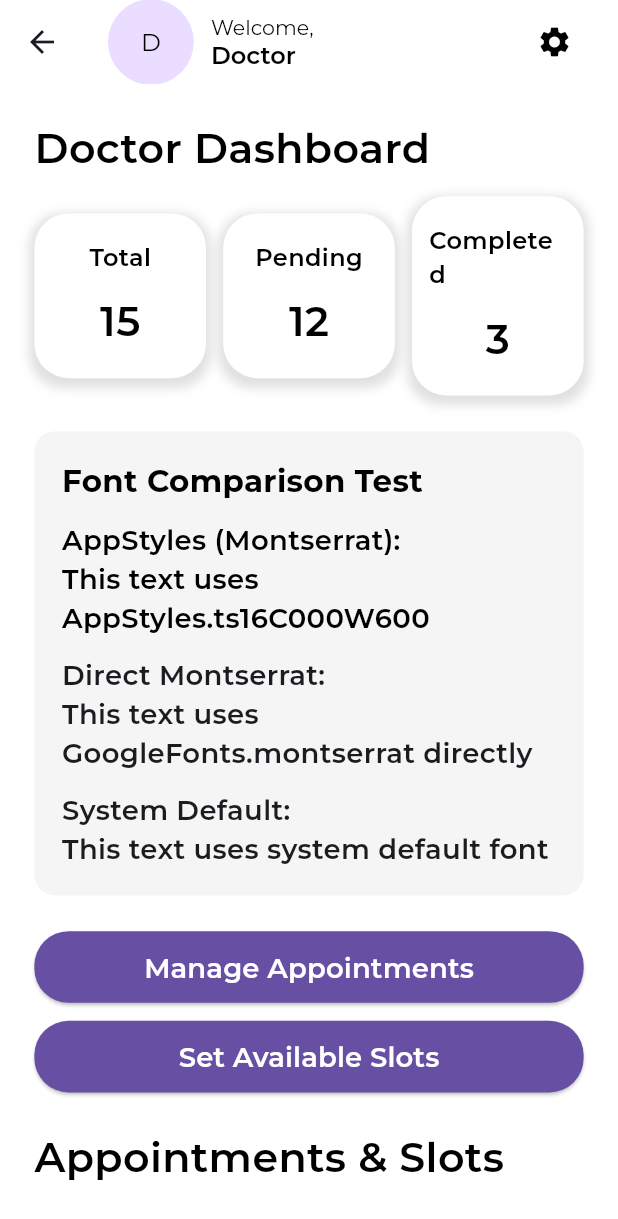
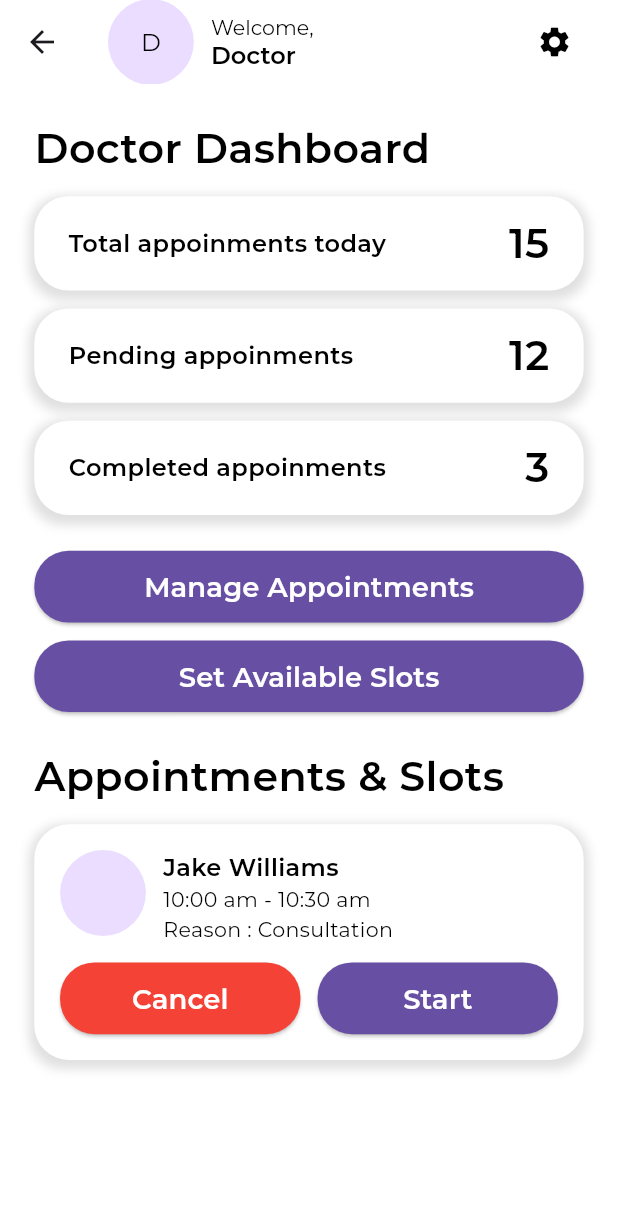
Before and after one commit to VigneshJagannadhan/slot_booking_app, a Flutter app: the DoctorHomeScreen screen opened by its route, on a phone screen of 412 x 824 dp. Shown: the top 1219 px of the screen. Run offline on Flutter 3.47's test engine with Material 3 defaults, Android fonts, the phone set to English and light mode, and no system bars; our stand-ins replace connectivity_plus, dio, equatable, flutter_bloc, flutter_dotenv, flutter_screenutil and 6 more; accounts and stored records are empty; project files that could hold a hidden picture were left out.

Commit message:
UI Fixes and Clenup

```diff
--- a/lib/features/auth/data/data_sources/auth_data_sources.dart
+++ b/lib/features/auth/data/data_sources/auth_data_sources.dart
@@ -10,6 +10,7 @@ abstract class AuthRemoteDataSource {
     String password,
     bool isDoctor,
     String? hospital,
+    String? designation,
   );
   Future<UserModel> getUser();
 }
@@ -34,6 +35,7 @@ class AuthRemoteDataSourceImpl implements AuthRemoteDataSource {
     String password,
     bool isDoctor,
     String? hospital,
+    String? designation,
   ) async {
     final response = await client.post(
       AppUrls.register,
@@ -42,7 +44,8 @@ class AuthRemoteDataSourceImpl implements AuthRemoteDataSource {
         'email': email,
         'password': password,
         'isDoctor': isDoctor,
-        'hospitalOrClinic': hospital,
+        if (hospital != null) 'hospitalOrClinic': hospital,
+        if (designation != null) 'designation': designation,
       },
     );
     return TokenModel.fromJson(response.data);
--- a/lib/features/auth/data/repositories/auth_repository.dart
+++ b/lib/features/auth/data/repositories/auth_repository.dart
@@ -10,7 +10,8 @@ abstract class AuthRepository {
     String email,
     String password,
     bool isDoctor,
-    String hospital,
+    String? hospital,
+    String? designation,
   );
 
   Future<Either<Failure, UserEntity>> getUser();
--- a/lib/features/auth/data/repositories/auth_repository_impl.dart
+++ b/lib/features/auth/data/repositories/auth_repository_impl.dart
@@ -36,7 +36,8 @@ class AuthRepositoryImpl implements AuthRepository {
     String email,
     String password,
     bool isDoctor,
-    String hospital,
+    String? hospital,
+    String? designation,
   ) async {
     if (!await networkInfo.isConnected) {
       return const Left(NetworkFailure('No internet'));
@@ -48,6 +49,7 @@ class AuthRepositoryImpl implements AuthRepository {
         password,
         isDoctor,
         hospital,
+        designation,
       );
       return Right(dto.toDomain());
     } on DioException catch (e) {
--- a/lib/features/auth/domain/usecases/register_usecase.dart
+++ b/lib/features/auth/domain/usecases/register_usecase.dart
@@ -12,6 +12,7 @@ class RegisterUseCase {
     String email,
     String password,
     bool isDoctor,
-    String hospital,
-  ) => repo.register(name, email, password, isDoctor, hospital);
+    String? hospital,
+    String? designation,
+  ) => repo.register(name, email, password, isDoctor, hospital, designation);
 }
--- a/lib/features/auth/presentation/bloc/auth_bloc.dart
+++ b/lib/features/auth/presentation/bloc/auth_bloc.dart
@@ -45,6 +45,7 @@ class AuthBloc extends Bloc<AuthEvent, AuthState> {
       e.password,
       e.isDoctor,
       e.hospital,
+      e.designation,
     );
     result.fold((f) => emit(AuthFailure(f)), (token) async {
       emit(AuthSuccess(token));
--- a/lib/features/auth/presentation/bloc/auth_event.dart
+++ b/lib/features/auth/presentation/bloc/auth_event.dart
@@ -22,16 +22,26 @@ class RegisterRequested extends AuthEvent {
   final String password;
   final bool isDoctor;
   final String hospital;
+  final String designation;
+
   const RegisterRequested({
     required this.name,
     required this.email,
     required this.password,
     required this.isDoctor,
     required this.hospital,
+    required this.designation,
   });
 
   @override
-  List<Object?> get props => [name, email, password, isDoctor, hospital];
+  List<Object?> get props => [
+    name,
+    email,
+    password,
+    isDoctor,
+    hospital,
+    designation,
+  ];
 }
 
 class LogoutRequested extends AuthEvent {
--- a/lib/features/auth/presentation/screens/register_screen.dart
+++ b/lib/features/auth/presentation/screens/register_screen.dart
@@ -204,6 +204,7 @@ class _RegisterScreenState extends State<RegisterScreen> {
               password: _passwordController.text,
               isDoctor: _isDoctor.value,
               hospital: _hospitalController.text,
+              designation: _designationController.text,
             ),
       );
     }
--- a/lib/features/home/domain/entities/doctor_entity.dart
+++ b/lib/features/home/domain/entities/doctor_entity.dart
@@ -1,16 +1,20 @@
 class Doctor {
-  final String id;
-  final String name;
-  final String hospitalOrClinic;
-  final DateTime createdAt;
-  final DateTime updatedAt;
+  final String? id;
+  final String? name;
+  final String? hospitalOrClinic;
+  final num? rating;
+  final String? designation;
+  final DateTime? createdAt;
+  final DateTime? updatedAt;
 
   const Doctor({
-    required this.id,
-    required this.name,
-    required this.hospitalOrClinic,
-    required this.createdAt,
-    required this.updatedAt,
+    this.id,
+    this.name,
+    this.hospitalOrClinic,
+    this.rating,
+    this.designation,
+    this.createdAt,
+    this.updatedAt,
   });
 
   @override
--- a/lib/features/home/presentation/screens/doctor_home_screen.dart
+++ b/lib/features/home/presentation/screens/doctor_home_screen.dart
@@ -1,7 +1,6 @@
 import 'package:flutter/material.dart';
 import 'package:flutter_bloc/flutter_bloc.dart';
 import 'package:flutter_screenutil/flutter_screenutil.dart';
-import 'package:google_fonts/google_fonts.dart';
 import 'package:slot_booking_app/core/helpers/navigation_helper.dart';
 import 'package:slot_booking_app/features/auth/presentation/bloc/auth_bloc.dart';
 import 'package:slot_booking_app/features/auth/presentation/bloc/auth_event.dart';
@@ -9,6 +8,8 @@ import 'package:slot_booking_app/features/auth/presentation/bloc/auth_state.dart
 import 'package:slot_booking_app/features/auth/presentation/screens/register_screen.dart';
 import 'package:slot_booking_app/core/themes/app_styles.dart';
 import 'package:slot_booking_app/features/auth/presentation/widgets/primary_button.dart';
+import 'package:slot_booking_app/features/home/presentation/widgets/doctor_dashboard_item.dart';
+import 'package:slot_booking_app/features/home/presentation/widgets/rounded_shadow_container.dart';
 
 class DoctorHomeScreen extends StatefulWidget {
   static const String route = 'doctor_home';
@@ -88,72 +89,20 @@ class _DoctorHomeScreenState extends State<DoctorHomeScreen> {
           children: [
             Text('Doctor Dashboard', style: AppStyles.ts24C000W600),
             SizedBox(height: 10.h),
-            Row(
+            Column(
               children: [
-                DoctorDashBoardItem(header: 'Total', count: 15),
-                SizedBox(width: 10.w),
-                DoctorDashBoardItem(header: 'Pending', count: 12),
-                SizedBox(width: 10.w),
-                DoctorDashBoardItem(header: 'Completed', count: 3),
+                DoctorDashBoardItem(
+                  header: 'Total appoinments today',
+                  count: 15,
+                ),
+                SizedBox(height: 10.h),
+                DoctorDashBoardItem(header: 'Pending appoinments', count: 12),
+                SizedBox(height: 10.h),
+                DoctorDashBoardItem(header: 'Completed appoinments', count: 3),
               ],
             ),
             SizedBox(height: 20.h),
 
-            // Font Comparison Section
-            Container(
-              padding: EdgeInsets.all(16.w),
-              decoration: BoxDecoration(
-                color: Colors.grey[100],
-                borderRadius: BorderRadius.circular(12.r),
-              ),
-              child: Column(
-                crossAxisAlignment: CrossAxisAlignment.start,
-                children: [
-                  Text('Font Comparison Test', style: AppStyles.ts18C000W700),
-                  SizedBox(height: 10.h),
-                  Text(
-                    'AppStyles (Montserrat):',
-                    style: AppStyles.ts16C000W600,
-                  ),
-                  Text(
-                    'This text uses AppStyles.ts16C000W600',
-                    style: AppStyles.ts16C000W600,
-                  ),
-                  SizedBox(height: 10.h),
-                  Text(
-                    'Direct Montserrat:',
-                    style: GoogleFonts.montserrat(
-                      fontSize: 16.sp,
-                      fontWeight: FontWeight.w600,
-                    ),
-                  ),
-                  Text(
-                    'This text uses GoogleFonts.montserrat directly',
-                    style: GoogleFonts.montserrat(
-                      fontSize: 16.sp,
-                      fontWeight: FontWeight.w600,
-                    ),
-                  ),
-                  SizedBox(height: 10.h),
-                  Text(
-                    'System Default:',
-                    style: TextStyle(
-                      fontSize: 16.sp,
-                      fontWeight: FontWeight.w600,
-                    ),
-                  ),
-                  Text(
-                    'This text uses system default font',
-                    style: TextStyle(
-                      fontSize: 16.sp,
-                      fontWeight: FontWeight.w600,
-                    ),
-                  ),
-                ],
-              ),
-            ),
-
-            SizedBox(height: 20.h),
             Column(
               children: [
                 PrimaryButton(onPressed: () {}, label: 'Manage Appointments'),
@@ -168,11 +117,12 @@ class _DoctorHomeScreenState extends State<DoctorHomeScreen> {
 
             SizedBox(height: 10.h),
 
-            Expanded(
+            Flexible(
               child: ListView.builder(
                 itemCount: 1,
                 itemBuilder:
                     (context, index) => RoundedContainerWithShadow(
+                      padding: EdgeInsets.all(15.r),
                       child: Column(
                         children: [
                           Row(
@@ -231,55 +181,3 @@ class _DoctorHomeScreenState extends State<DoctorHomeScreen> {
     );
   }
 }
-
-class DoctorDashBoardItem extends StatelessWidget {
-  const DoctorDashBoardItem({
-    super.key,
-    required this.header,
-    required this.count,
-  });
-
-  final String header;
-  final int count;
-
-  @override
-  Widget build(BuildContext context) {
-    return Expanded(
-      child: RoundedContainerWithShadow(
-        child: Column(
-          children: [
-            Text(header, style: AppStyles.ts14C000W600),
-            SizedBox(height: 10.h),
-            Text(count.toString(), style: AppStyles.ts24C000W600),
-          ],
-        ),
-      ),
-    );
-  }
-}
-
-class RoundedContainerWithShadow extends StatelessWidget {
-  const RoundedContainerWithShadow({super.key, required this.child});
-
-  final Widget child;
-
-  @override
-  Widget build(BuildContext context) {
-    return Container(
-      padding: EdgeInsets.symmetric(horizontal: 10.w, vertical: 15.h),
-      decoration: BoxDecoration(
-        color: Colors.white,
-        borderRadius: BorderRadius.circular(20.r),
-        boxShadow: [
-          BoxShadow(
-            color: Colors.black12,
-            blurRadius: 5,
-            spreadRadius: 3,
-            offset: Offset(0, 3),
-          ),
-        ],
-      ),
-      child: child,
-    );
-  }
-}
--- /dev/null
+++ b/lib/features/home/presentation/widgets/doctor_dashboard_item.dart
@@ -0,0 +1,30 @@
+import 'package:flutter/material.dart';
+import 'package:flutter_screenutil/flutter_screenutil.dart';
+import 'package:slot_booking_app/core/themes/app_styles.dart';
+import 'package:slot_booking_app/features/home/presentation/widgets/rounded_shadow_container.dart';
+
+class DoctorDashBoardItem extends StatelessWidget {
+  const DoctorDashBoardItem({
+    super.key,
+    required this.header,
+    required this.count,
+  });
+
+  final String header;
+  final int count;
+
+  @override
+  Widget build(BuildContext context) {
+    return RoundedContainerWithShadow(
+      padding: EdgeInsets.symmetric(horizontal: 20.w, vertical: 10.h),
+      child: Row(
+        mainAxisAlignment: MainAxisAlignment.spaceBetween,
+        children: [
+          Text(header, style: AppStyles.ts14C000W600),
+          SizedBox(height: 10.h),
+          Text(count.toString(), style: AppStyles.ts24C000W600),
+        ],
+      ),
+    );
+  }
+}
--- /dev/null
+++ b/lib/features/home/presentation/widgets/rounded_shadow_container.dart
@@ -0,0 +1,33 @@
+import 'package:flutter/material.dart';
+import 'package:flutter_screenutil/flutter_screenutil.dart';
+
+class RoundedContainerWithShadow extends StatelessWidget {
+  const RoundedContainerWithShadow({
+    super.key,
+    required this.child,
+    required this.padding,
+  });
+
+  final Widget child;
+  final EdgeInsetsGeometry padding;
+
+  @override
+  Widget build(BuildContext context) {
+    return Container(
+      padding: padding,
+      decoration: BoxDecoration(
+        color: Colors.white,
+        borderRadius: BorderRadius.circular(20.r),
+        boxShadow: [
+          BoxShadow(
+            color: Colors.black12,
+            blurRadius: 5,
+            spreadRadius: 3,
+            offset: Offset(0, 3),
+          ),
+        ],
+      ),
+      child: child,
+    );
+  }
+}
--- /dev/null
+++ b/lib/utils/app_enums.dart
@@ -0,0 +1 @@
+enum Availability { available, limited, filled }
```
Also changed, not shown: lib/features/home/data/models/doctor_model.dart (+25 -17 lines), lib/features/home/presentation/screens/user_home_screen.dart (+42 -24 lines), lib/features/home/presentation/widgets/availability_bubble.dart (added, +61 -0 lines), lib/features/home/presentation/widgets/doctor_card.dart (+37 -7 lines).
